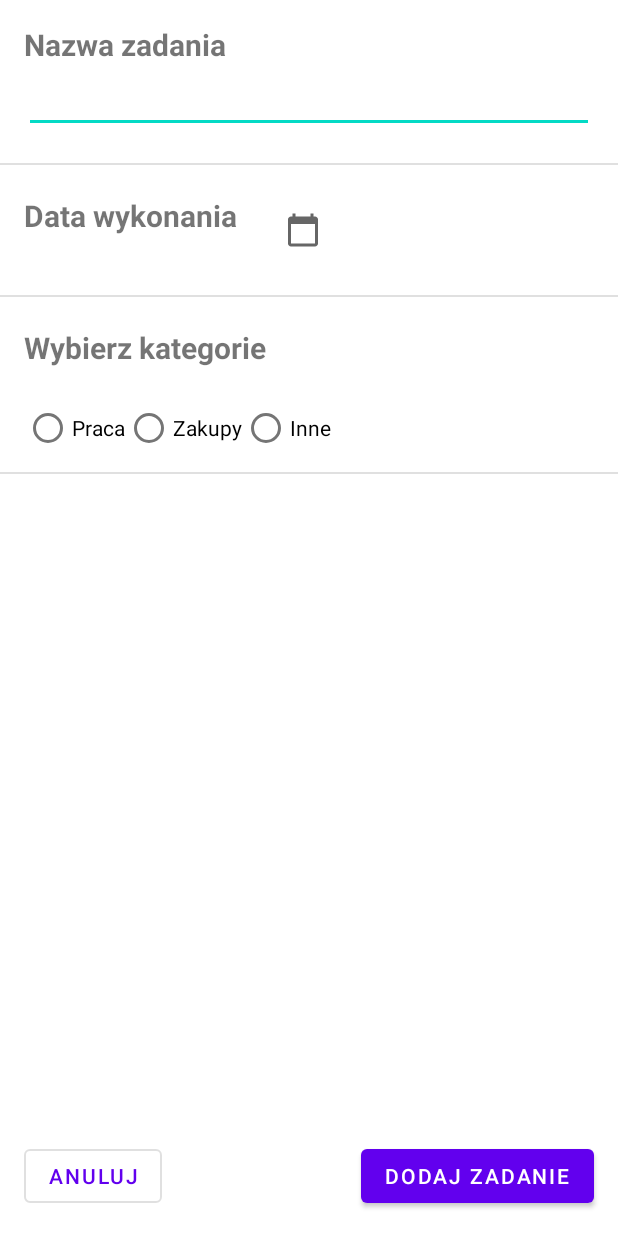
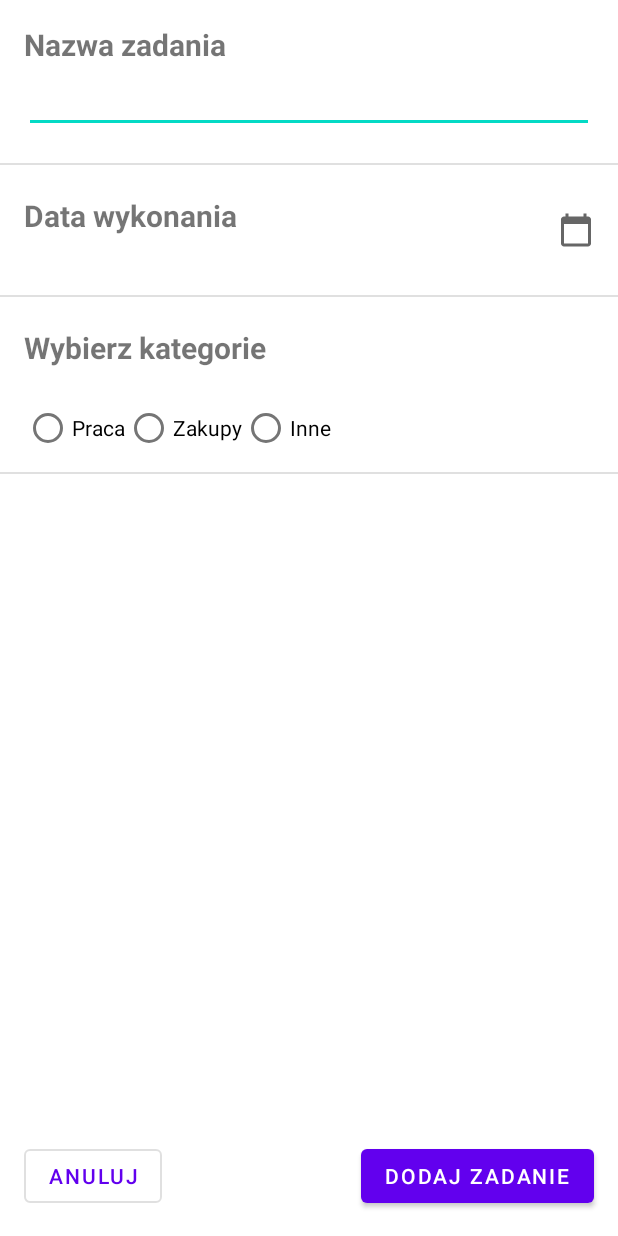
Before and after one commit to Lisek94/TodoApp, an Android app: the screen it shows after launch (TodoDetailsActivity), after a tap on "TODO ADD", on a phone screen of 412 x 824 dp. Run offline under Robolectric (Android 15) with nearby library versions, the phone set to English and light mode, and no system bars; our stand-ins replace Room's generated code; 1 other tap on this screen came first.

```diff
--- a/app/src/main/AndroidManifest.xml
+++ b/app/src/main/AndroidManifest.xml
@@ -10,10 +10,10 @@
         android:supportsRtl="true"
         android:theme="@style/Theme.TodoApp.NoActionBar">
         <activity
-            android:name=".TodoDetailsActivity"
+            android:name=".activities.TodoDetailsActivity"
             android:label="@string/title_activity_todo_details"
             android:theme="@style/Theme.TodoApp.NoActionBar" />
-        <activity android:name=".MainActivity">
+        <activity android:name=".activities.MainActivity">
             <intent-filter>
                 <action android:name="android.intent.action.MAIN" />
 
--- a/app/src/main/java/com/example/todoapp/MainActivity.kt
+++ /dev/null
@@ -1,43 +0,0 @@
-package com.example.todoapp
-
-import android.app.AlertDialog
-import android.content.Intent
-import androidx.appcompat.app.AppCompatActivity
-import android.os.Bundle
-import com.example.todoapp.databinding.ActivityMainBinding
-
-class MainActivity : AppCompatActivity() {
-
-    private lateinit var binding: ActivityMainBinding
-
-
-    override fun onCreate(savedInstanceState: Bundle?) {
-        super.onCreate(savedInstanceState)
-        binding = ActivityMainBinding.inflate(layoutInflater)
-        setContentView(binding.root)
-
-        setupAlertForEmptyListTodos()
-        val intent = Intent(this,TodoDetailsActivity::class.java)
-
-        binding.addTodoButton.setOnClickListener {
-            startActivity(intent)
-        }
-
-    }
-
-    private fun setupAlertForEmptyListTodos() {
-        val todoListIsEmpty = true //viewmodel.checkData()
-
-        if (todoListIsEmpty){
-            val alertDialog = AlertDialog.Builder(this)
-
-            alertDialog.setTitle("Informacja")
-            alertDialog.setMessage("Lista zadań jest pusta, kliknij + aby dodać nowe zadanie")
-                .setNegativeButton("Zamknij podpowiedź") {dialog, _ ->
-                    dialog.cancel()
-                }
-            alertDialog.show()
-        }
-    }
-
-}
--- a/app/src/main/java/com/example/todoapp/TodoDetailsActivity.kt
+++ /dev/null
@@ -1,17 +0,0 @@
-package com.example.todoapp
-
-import android.os.Bundle
-import androidx.appcompat.app.AppCompatActivity
-import com.example.todoapp.databinding.ActivityTodoDetailsBinding
-
-class TodoDetailsActivity : AppCompatActivity() {
-
-    private lateinit var binding: ActivityTodoDetailsBinding
-
-
-    override fun onCreate(savedInstanceState: Bundle?) {
-        super.onCreate(savedInstanceState)
-        binding = ActivityTodoDetailsBinding.inflate(layoutInflater)
-        setContentView(binding.root)
-    }
-}
--- /dev/null
+++ b/app/src/main/java/com/example/todoapp/activities/MainActivity.kt
@@ -0,0 +1,64 @@
+package com.example.todoapp.activities
+
+import android.app.AlertDialog
+import android.content.Intent
+import androidx.appcompat.app.AppCompatActivity
+import android.os.Bundle
+import androidx.activity.viewModels
+import androidx.lifecycle.LiveData
+import androidx.recyclerview.widget.LinearLayoutManager
+import androidx.recyclerview.widget.RecyclerView
+import com.example.todoapp.adapters.TodoAdapter
+import com.example.todoapp.data.Todo
+import com.example.todoapp.databinding.ActivityMainBinding
+import com.example.todoapp.viewmodels.TodoViewModel
+
+class MainActivity : AppCompatActivity() {
+
+    private lateinit var binding: ActivityMainBinding
+    private lateinit var todoAdapter: TodoAdapter
+    private lateinit var recyclerView: RecyclerView
+    private lateinit var listOfTodos: LiveData<List<Todo>>
+    private val viewModel: TodoViewModel by viewModels()
+
+
+    override fun onCreate(savedInstanceState: Bundle?) {
+        super.onCreate(savedInstanceState)
+        binding = ActivityMainBinding.inflate(layoutInflater)
+        setContentView(binding.root)
+
+        recyclerView = binding.recyclerViewTodos
+        recyclerView.layoutManager = LinearLayoutManager(applicationContext)
+
+        listOfTodos = viewModel.getAllTodos()
+
+        setupAlertForEmptyListTodos()
+
+
+        val intent = Intent(this, TodoDetailsActivity::class.java)
+
+        binding.addTodoButton.setOnClickListener {
+            startActivity(intent)
+        }
+
+    }
+
+    private fun setupAlertForEmptyListTodos() {
+
+        listOfTodos.observe(this, {
+            if (it.isNotEmpty()) {
+                todoAdapter = TodoAdapter((it))
+                recyclerView.adapter = todoAdapter
+            } else {
+                val alertDialog = AlertDialog.Builder(this)
+
+                alertDialog.setTitle("Informacja")
+                alertDialog.setMessage("Lista zadań jest pusta, kliknij + aby dodać nowe zadanie")
+                    .setNegativeButton("Zamknij podpowiedź") {dialog, _ ->
+                        dialog.cancel()
+                    }
+                alertDialog.show()
+            }
+        })
+    }
+}
--- /dev/null
+++ b/app/src/main/java/com/example/todoapp/data/Todo.kt
@@ -0,0 +1,13 @@
+package com.example.todoapp.data
+
+import androidx.room.Entity
+import androidx.room.PrimaryKey
+
+@Entity(tableName = "todo_table")
+data class Todo(var name:String,
+                var date: String?,
+                var category: String) {
+
+    @PrimaryKey(autoGenerate = true)
+    var userId: Int = 0
+}
--- /dev/null
+++ b/app/src/main/java/com/example/todoapp/data/TodosDao.kt
@@ -0,0 +1,16 @@
+package com.example.todoapp.data
+
+import androidx.lifecycle.LiveData
+import androidx.room.Dao
+import androidx.room.Insert
+import androidx.room.Query
+
+@Dao
+interface TodosDao {
+
+    @Insert
+    fun insert(todo: Todo)
+
+    @Query("SELECT * FROM todo_table")
+    fun getAllTodos(): LiveData<List<Todo>>
+}
--- /dev/null
+++ b/app/src/main/java/com/example/todoapp/data/TodosDatabase.kt
@@ -0,0 +1,30 @@
+package com.example.todoapp.data
+
+import android.app.Application
+import androidx.room.Database
+import androidx.room.Room
+import androidx.room.RoomDatabase
+
+@Database(entities = [Todo::class], version = 1)
+abstract class TodosDatabase : RoomDatabase() {
+
+    abstract fun todoDao() : TodosDao
+
+    companion object{
+        private var instance: TodosDatabase? = null
+
+        fun getInstance(application: Application): TodosDatabase? {
+            if (instance == null) {
+                instance = Room.databaseBuilder(
+                    application.applicationContext,
+                    TodosDatabase::class.java,
+                    "todo_table")
+                    .build()
+            }
+            return instance
+        }
+
+    }
+
+
+}
--- /dev/null
+++ b/app/src/main/java/com/example/todoapp/data/TodosRepository.kt
@@ -0,0 +1,27 @@
+package com.example.todoapp.data
+
+import android.app.Application
+import androidx.lifecycle.LiveData
+import kotlinx.coroutines.*
+
+
+class TodosRepository(application: Application)  {
+
+    private var todosDao: TodosDao
+
+    init {
+        val database = TodosDatabase.getInstance(application)
+
+        todosDao = database!!.todoDao()
+    }
+
+    fun insertTodo(todo: Todo) = CoroutineScope(Dispatchers.IO).launch {
+        todosDao.insert(todo)
+    }
+
+    fun getAllTodosAsync(): Deferred<LiveData<List<Todo>>> =
+        CoroutineScope(Dispatchers.IO).async {
+        todosDao.getAllTodos()
+    }
+
+}
--- /dev/null
+++ b/app/src/main/java/com/example/todoapp/viewmodels/TodoViewModel.kt
@@ -0,0 +1,54 @@
+package com.example.todoapp.viewmodels
+
+import android.app.Application
+import androidx.lifecycle.AndroidViewModel
+import androidx.lifecycle.LiveData
+import androidx.lifecycle.MutableLiveData
+import com.example.todoapp.data.Todo
+import com.example.todoapp.data.TodosRepository
+import kotlinx.coroutines.*
+
+class TodoViewModel(application: Application): AndroidViewModel(application) {
+
+    private val _viewState = MutableLiveData(
+        Todo(
+            name = "",
+            date = "",
+            category = ""
+        )
+    )
+
+    private var todosRepository: TodosRepository = TodosRepository(application)
+    private var allTodos: Deferred<LiveData<List<Todo>>> = todosRepository.getAllTodosAsync()
+
+    private fun checkTodo(name: String): Boolean {
+        return name.isNotEmpty()
+    }
+
+    fun getAllTodos(): LiveData<List<Todo>> = runBlocking {
+        allTodos.await()
+    }
+
+    fun onSaveButtonClicked(): Boolean {
+        val todo = _viewState.value!!
+        val canSave = checkTodo(todo.name)
+        return if (canSave) {
+            todosRepository.insertTodo(todo)
+            true
+        } else {
+            false
+        }
+    }
+
+    fun onNameTodoChanged(name: String) {
+        _viewState.value = _viewState.value?.copy(name = name)
+    }
+
+    fun onDateTodoChanged(date: String) {
+        _viewState.value = _viewState.value?.copy(date = date)
+    }
+
+    fun onCategoryTodoChanged(category: String) {
+        _viewState.value = _viewState.value?.copy(category = category)
+    }
+}
--- a/app/src/main/res/layout/activity_main.xml
+++ b/app/src/main/res/layout/activity_main.xml
@@ -5,7 +5,7 @@
     android:layout_width="match_parent"
     android:layout_height="match_parent"
     android:orientation="vertical"
-    tools:context=".MainActivity">
+    tools:context=".activities.MainActivity">
 
     <androidx.recyclerview.widget.RecyclerView
         android:id="@+id/recyclerViewTodos"
--- a/app/src/main/res/layout/activity_todo_details.xml
+++ b/app/src/main/res/layout/activity_todo_details.xml
@@ -1,7 +1,6 @@
 <?xml version="1.0" encoding="utf-8"?>
 <androidx.appcompat.widget.LinearLayoutCompat xmlns:android="http://schemas.android.com/apk/res/android"
     xmlns:app="http://schemas.android.com/apk/res-auto"
-    xmlns:tools="http://schemas.android.com/tools"
     android:layout_width="match_parent"
     android:layout_height="match_parent"
     android:orientation="vertical">
@@ -11,14 +10,14 @@
         android:layout_height="wrap_content" >
 
         <TextView
-            android:id="@+id/nameTodoTextView"
+            android:id="@+id/nameTodoLabel"
             android:layout_width="0dp"
             android:layout_height="wrap_content"
             android:layout_marginStart="16dp"
             android:layout_marginTop="16dp"
             android:textSize="20sp"
             android:textStyle="bold"
-            android:text="Nazwa zadania"
+            android:text="@string/todo_label"
             app:layout_constraintStart_toStartOf="parent"
             app:layout_constraintTop_toTopOf="parent" />
 
@@ -30,7 +29,7 @@
             android:layout_marginEnd="16dp"
             app:layout_constraintEnd_toEndOf="parent"
             app:layout_constraintStart_toStartOf="parent"
-            app:layout_constraintTop_toBottomOf="@+id/nameTodoTextView" />
+            app:layout_constraintTop_toBottomOf="@+id/nameTodoLabel" />
 
     </androidx.constraintlayout.widget.ConstraintLayout>
 
@@ -42,37 +41,40 @@
         android:layout_marginVertical="20dp"/>
 
     <androidx.constraintlayout.widget.ConstraintLayout
+        android:id="@+id/deadlineLayout"
         android:layout_width="match_parent"
         android:layout_height="wrap_content" >
 
         <TextView
-            android:id="@+id/deadlineTodoTextView"
+            android:id="@+id/deadlineTodoLabel"
             android:layout_width="wrap_content"
             android:layout_height="wrap_content"
             android:layout_marginStart="16dp"
-            android:text="Data wykonania"
+            android:text="@string/deadline_label"
             android:textSize="20sp"
             android:textStyle="bold"
             app:layout_constraintStart_toStartOf="parent"
             app:layout_constraintTop_toTopOf="parent" />
 
         <TextView
-            android:id="@+id/textView3"
+            android:id="@+id/deadlineTodoTextView"
             android:layout_width="wrap_content"
             android:layout_height="wrap_content"
-            app:layout_constraintEnd_toEndOf="@+id/deadlineTodoTextView"
-            app:layout_constraintStart_toStartOf="@+id/deadlineTodoTextView"
-            app:layout_constraintTop_toBottomOf="@+id/deadlineTodoTextView" />
+            app:layout_constraintEnd_toEndOf="@+id/deadlineTodoLabel"
+            app:layout_constraintStart_toStartOf="@+id/deadlineTodoLabel"
+            app:layout_constraintTop_toBottomOf="@+id/deadlineTodoLabel" />
 
         <ImageButton
+            android:id="@+id/calendarImageButton"
             android:layout_width="wrap_content"
             android:layout_height="wrap_content"
-            android:layout_marginStart="32dp"
+            android:layout_marginEnd="16dp"
             android:background="?android:selectableItemBackground"
             android:src="@drawable/ic_calendar_icon"
             app:layout_constraintBottom_toBottomOf="parent"
-            app:layout_constraintStart_toEndOf="@+id/deadlineTodoTextView"
-            app:layout_constraintTop_toTopOf="parent" />
+            app:layout_constraintEnd_toEndOf="parent"
+            app:layout_constraintTop_toTopOf="parent"
+            android:contentDescription="@string/calendar_icon" />
     </androidx.constraintlayout.widget.ConstraintLayout>
 
     <View
@@ -87,42 +89,43 @@
         android:layout_height="wrap_content" >
 
         <TextView
-            android:id="@+id/textView2"
+            android:id="@+id/categoryLabel"
             android:layout_width="wrap_content"
             android:layout_height="wrap_content"
             android:layout_marginStart="16dp"
-            android:text="Wybierz kategorie"
+            android:text="@string/choose_category_label"
             android:textSize="20sp"
             android:textStyle="bold"
             app:layout_constraintStart_toStartOf="parent"
             app:layout_constraintTop_toTopOf="parent" />
 
         <RadioGroup
+            android:id="@+id/categoryRadioGroup"
             android:layout_width="wrap_content"
             android:layout_height="wrap_content"
             android:layout_marginStart="16dp"
             android:layout_marginTop="16dp"
             android:orientation="horizontal"
             app:layout_constraintStart_toStartOf="parent"
-            app:layout_constraintTop_toBottomOf="@+id/textView2">
+            app:layout_constraintTop_toBottomOf="@+id/categoryLabel">
 
             <RadioButton
                 android:id="@+id/workRadioButton"
                 android:layout_width="match_parent"
                 android:layout_height="wrap_content"
-                android:text="Praca" />
+                android:text="@string/work" />
 
             <RadioButton
                 android:id="@+id/shoppingRadioButton"
                 android:layout_width="match_parent"
                 android:layout_height="wrap_content"
-                android:text="Zakupy" />
+                android:text="@string/shopping" />
 
             <RadioButton
                 android:id="@+id/otherRadioButton"
                 android:layout_width="match_parent"
                 android:layout_height="wrap_content"
-                android:text="Inne" />
+                android:text="@string/other" />
 
         </RadioGroup>
 
@@ -141,23 +144,23 @@
 
 
         <Button
-            android:id="@+id/button"
+            android:id="@+id/cancelButton"
             android:layout_width="wrap_content"
             android:layout_height="wrap_content"
             android:layout_marginStart="16dp"
             android:layout_marginBottom="16dp"
             style="@style/Widget.MaterialComponents.Button.OutlinedButton"
-            android:text="Anuluj"
+            android:text="@string/cancel"
             app:layout_constraintBottom_toBottomOf="parent"
             app:layout_constraintStart_toStartOf="parent" />
 
         <Button
-            android:id="@+id/button2"
+            android:id="@+id/saveTodoButton"
             android:layout_width="wrap_content"
             android:layout_height="wrap_content"
             android:layout_marginEnd="16dp"
             android:layout_marginBottom="16dp"
-            android:text="Dodaj zadanie"
+            android:text="@string/add_todo"
             app:layout_constraintBottom_toBottomOf="parent"
             app:layout_constraintEnd_toEndOf="parent" />
     </androidx.constraintlayout.widget.ConstraintLayout>
--- a/app/src/main/res/values/strings.xml
+++ b/app/src/main/res/values/strings.xml
@@ -11,4 +11,13 @@
 
     <string name="hello_first_fragment">Hello first fragment</string>
     <string name="hello_second_fragment">Hello second fragment. Arg: %1$s</string>
+    <string name="work">Praca</string>
+    <string name="shopping">Zakupy</string>
+    <string name="other">Inne</string>
+    <string name="todo_label">Nazwa zadania</string>
+    <string name="deadline_label">Data wykonania</string>
+    <string name="calendar_icon">calendar icon</string>
+    <string name="choose_category_label">Wybierz kategorie</string>
+    <string name="cancel">Anuluj</string>
+    <string name="add_todo">Dodaj zadanie</string>
 </resources>
--- a/build.gradle
+++ b/build.gradle
@@ -6,7 +6,7 @@ buildscript {
         mavenCentral()
     }
     dependencies {
-        classpath "com.android.tools.build:gradle:4.2.1"
+        classpath 'com.android.tools.build:gradle:4.2.2'
         classpath "org.jetbrains.kotlin:kotlin-gradle-plugin:$kotlin_version"
 
         // NOTE: Do not place your application dependencies here; they belong
```
Also changed, not shown: app/build.gradle (+26 -6 lines), app/src/main/java/com/example/todoapp/activities/TodoDetailsActivity.kt (added, +82 -0 lines), app/src/main/java/com/example/todoapp/adapters/TodoAdapter.kt (added, +32 -0 lines), app/src/main/res/layout/item_todo.xml (+5 -8 lines).
